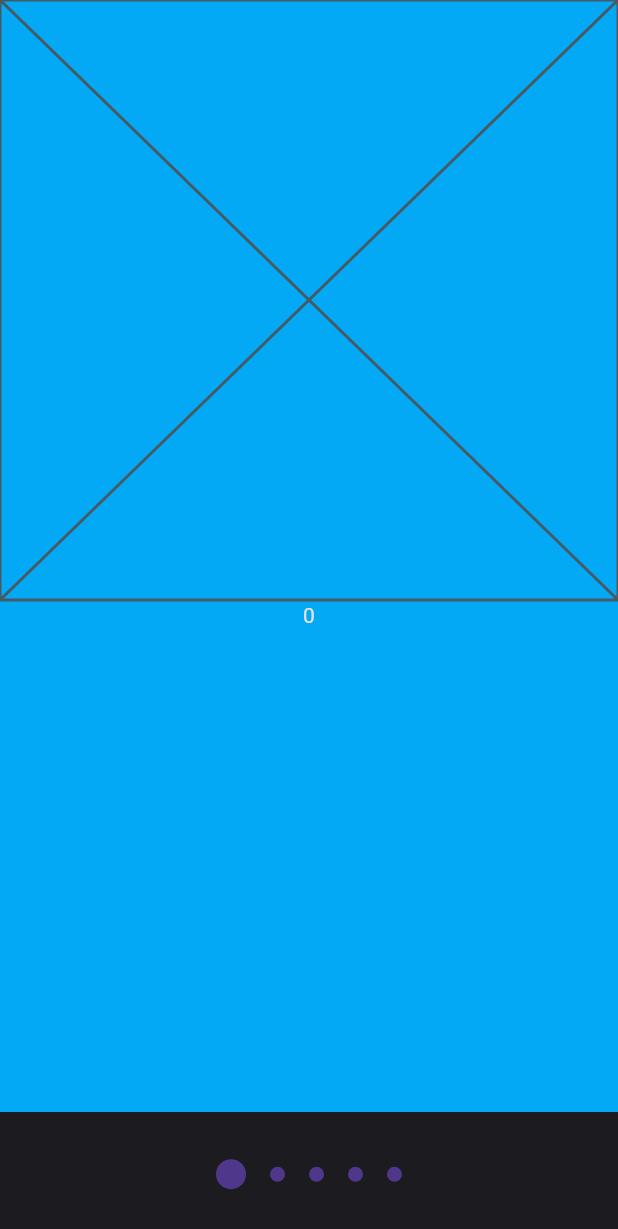
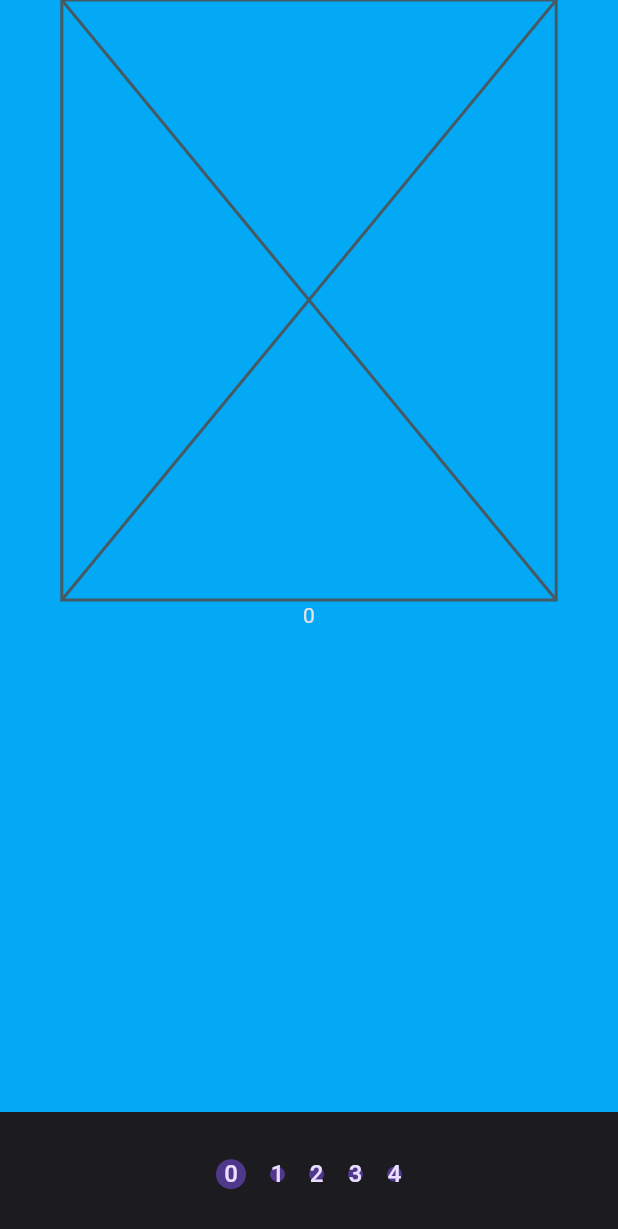
Before and after one commit to SertacN/flutter_learn, a Flutter app: the screen it shows after launch, on a phone screen of 412 x 824 dp. Shown: the top 1229 px of the screen. Run offline on Flutter 3.47's test engine with Material 3 defaults, Android fonts, the phone set to English and light mode, and no system bars; our stand-ins replace auto_route, dio, easy_localization, flutter_mobx, flutter_spinkit, google_fonts and 3 more; accounts and stored records are empty; generated files the repository leaves out were written again.

Commit message:
atomic coding, mvvm practice

```diff
--- a/flutter_learn/lib/400/atomic-design/authenticate/onboard/view/on_board_view.dart
+++ b/flutter_learn/lib/400/atomic-design/authenticate/onboard/view/on_board_view.dart
@@ -1,6 +1,7 @@
 import 'package:flutter/material.dart';
 import 'package:flutter_learn/400/atomic-design/authenticate/onboard/view-model/on_board_view_model.dart';
-import 'package:flutter_learn/400/core/extension/context_extension.dart';
+import 'package:flutter_learn/400/atomic-design/product/widgets/listview/on_board_indicator.dart';
+import 'package:flutter_learn/400/atomic-design/product/widgets/pageview/on_board_pageview.dart';
 import 'package:flutter_mobx/flutter_mobx.dart';
 
 class OnBoardView extends StatefulWidget {
@@ -23,39 +24,27 @@ class _OnBoardViewState extends State<OnBoardView> {
     return Scaffold(
       body: Column(
         children: [
-          Expanded(
-            flex: 9,
-            child: PageView.builder(
-              onPageChanged: (value) => _onBoardViewModel.onPageChange(value),
-              itemCount: _onBoardViewModel.onBoardModel.length,
-              itemBuilder: (context, index) => Container(
-                color: context.randomColor,
-                child: Column(children: [
-                  const Placeholder(),
-                  Text(_onBoardViewModel.onBoardModel[index].text),
-                ]),
-              ),
-            ),
-          ),
-          Expanded(
-            child: ListView.builder(
-              shrinkWrap: true,
-              itemCount: _onBoardViewModel.onBoardModel.length,
-              scrollDirection: Axis.horizontal,
-              itemBuilder: (context, index) => Padding(
-                padding: context.paddingLow,
-                child: Observer(
-                  builder: (BuildContext context) {
-                    return CircleAvatar(
-                      radius: _onBoardViewModel.currentPageIndex == index ? 10 : 5,
-                    );
-                  },
-                ),
-              ),
-            ),
-          )
+          Expanded(flex: 9, child: buildOnBoardPageView()),
+          Expanded(child: buildOnBoardIndicator()),
         ],
       ),
     );
   }
+
+  OnBoardPageView buildOnBoardPageView() {
+    return OnBoardPageView(
+      itemCount: _onBoardViewModel.onBoardModel.length,
+      onChange: (value) => _onBoardViewModel.onPageChange(value),
+      onBoardModel: _onBoardViewModel.onBoardModel,
+    );
+  }
+
+  Observer buildOnBoardIndicator() {
+    return Observer(
+      builder: (_) => OnBoardIndicator(
+        itemCount: _onBoardViewModel.onBoardModel.length,
+        pageIndex: _onBoardViewModel.currentPageIndex,
+      ),
+    );
+  }
 }
--- /dev/null
+++ b/flutter_learn/lib/400/atomic-design/core/widgets/listview/indicator_listview.dart
@@ -0,0 +1,38 @@
+import 'package:flutter/material.dart';
+import '../../../../core/extension/context_extension.dart';
+
+class IndicatorListView extends StatelessWidget {
+  const IndicatorListView({
+    super.key,
+    required this.itemCount,
+    required this.pageIndex,
+    this.onListItem,
+  });
+
+  final int itemCount;
+  final int pageIndex;
+  final Widget Function(int index)? onListItem;
+  @override
+  Widget build(BuildContext context) {
+    return ListView.builder(
+      shrinkWrap: true,
+      itemCount: itemCount,
+      scrollDirection: Axis.horizontal,
+      itemBuilder: (context, index) => buildPadding(context, index),
+    );
+  }
+
+  Padding buildPadding(BuildContext context, int index) {
+    return Padding(
+      padding: context.paddingLow,
+      child: buildCircleAvatar(index),
+    );
+  }
+
+  CircleAvatar buildCircleAvatar(int index) {
+    return CircleAvatar(
+      radius: pageIndex == index ? 10 : 5,
+      child: onListItem != null ? onListItem!(index) : const SizedBox.shrink(),
+    );
+  }
+}
--- /dev/null
+++ b/flutter_learn/lib/400/atomic-design/core/widgets/pageview/normal_pageview.dart
@@ -0,0 +1,23 @@
+import 'package:flutter/material.dart';
+
+class NormalPageView extends StatelessWidget {
+  const NormalPageView({
+    super.key,
+    required this.itemCount,
+    required this.onChange,
+    required this.onItemBuilder,
+  });
+
+  final int itemCount;
+  final void Function(int value) onChange;
+  final Widget? Function(BuildContext context, int index) onItemBuilder;
+
+  @override
+  Widget build(BuildContext context) {
+    return PageView.builder(
+      onPageChanged: (value) => onChange(value),
+      itemCount: itemCount,
+      itemBuilder: onItemBuilder,
+    );
+  }
+}
--- /dev/null
+++ b/flutter_learn/lib/400/atomic-design/product/widgets/listview/on_board_indicator.dart
@@ -0,0 +1,18 @@
+import 'package:flutter/material.dart';
+import 'package:flutter_learn/400/atomic-design/core/widgets/listview/indicator_listview.dart';
+
+class OnBoardIndicator extends StatelessWidget {
+  const OnBoardIndicator({super.key, required this.itemCount, required this.pageIndex});
+  final int itemCount;
+  final int pageIndex;
+  @override
+  Widget build(BuildContext context) {
+    return IndicatorListView(
+      itemCount: itemCount,
+      pageIndex: pageIndex,
+      onListItem: (index) {
+        return Text(index.toString());
+      },
+    );
+  }
+}
--- /dev/null
+++ b/flutter_learn/lib/400/atomic-design/product/widgets/pageview/on_board_pageview.dart
@@ -0,0 +1,44 @@
+import 'package:flutter/material.dart';
+import 'package:flutter_learn/400/atomic-design/authenticate/onboard/model/on_board_model.dart';
+
+import 'package:flutter_learn/400/atomic-design/core/widgets/pageview/normal_pageview.dart';
+import 'package:flutter_learn/400/core/extension/context_extension.dart';
+import 'package:flutter_learn/400/core/widgets/column/form_column.dart';
+
+class OnBoardPageView extends StatelessWidget {
+  const OnBoardPageView({
+    super.key,
+    required this.itemCount,
+    required this.onChange,
+    this.onBoardModel,
+  });
+
+  final int itemCount;
+  final void Function(int value) onChange;
+  final List<OnBoardModel>? onBoardModel;
+
+  @override
+  Widget build(BuildContext context) {
+    return NormalPageView(
+      itemCount: itemCount,
+      onChange: (value) => onChange(value),
+      onItemBuilder: (context, index) {
+        return buildContainer(context, index);
+      },
+    );
+  }
+
+  Container buildContainer(BuildContext context, int index) {
+    return Container(
+      color: context.randomColor,
+      child: buildContent(index),
+    );
+  }
+
+  FormColumn buildContent(int index) {
+    return FormColumn(children: [
+      const Placeholder(),
+      Text(onBoardModel?[index].text ?? ''),
+    ]);
+  }
+}
--- a/flutter_learn/lib/400/core/widgets/title_text_button.dart
+++ b/flutter_learn/lib/400/core/widgets/buttons/title_text_button.dart
@@ -1,8 +1,8 @@
 import 'package:flutter/material.dart';
 
 class TitleTextButton extends StatelessWidget {
-  const TitleTextButton({super.key, required this.onPressed, required this.title});
-  final VoidCallback onPressed;
+  const TitleTextButton({super.key, this.onPressed, required this.title});
+  final VoidCallback? onPressed;
   final String title;
   @override
   Widget build(BuildContext context) {
--- /dev/null
+++ b/flutter_learn/lib/400/core/widgets/column/form_column.dart
@@ -0,0 +1,23 @@
+import 'package:flutter/material.dart';
+
+class FormColumn extends StatelessWidget {
+  const FormColumn({super.key, required this.children});
+
+  final List<Widget> children;
+
+  @override
+  Widget build(BuildContext context) {
+    return Row(
+      children: [
+        const Spacer(flex: 1),
+        Expanded(
+          flex: 8,
+          child: Column(
+            children: children,
+          ),
+        ),
+        const Spacer(flex: 1)
+      ],
+    );
+  }
+}
--- a/flutter_learn/lib/main.dart
+++ b/flutter_learn/lib/main.dart
@@ -2,10 +2,10 @@ import 'package:easy_localization/easy_localization.dart';
 import 'package:flutter/material.dart';
 import 'package:flutter/services.dart';
 import 'package:flutter_learn/400/atomic-design/authenticate/onboard/view/on_board_view.dart';
-
 import 'package:flutter_learn/400/constants/app_constant.dart';
 import 'package:flutter_learn/400/core/cache/cache_manager.dart';
 import 'package:flutter_learn/400/core/init/lang/language_manager.dart';
+
 // import 'package:flutter_learn/300/auto_route/product/navigator/app_router.dart';
 import 'package:flutter_learn/product/global/theme_notifer.dart';
 import 'package:flutter_learn/product/navigator/navigate_custom.dart';
```
Also changed, not shown: flutter_learn/lib/400/login_view.dart (added, +30 -0 lines), flutter_learn/lib/400/widgets/button/facebook_button.dart (added, +29 -0 lines), flutter_learn/lib/400/widgets/facebook_button.dart (deleted, +0 -26 lines).
